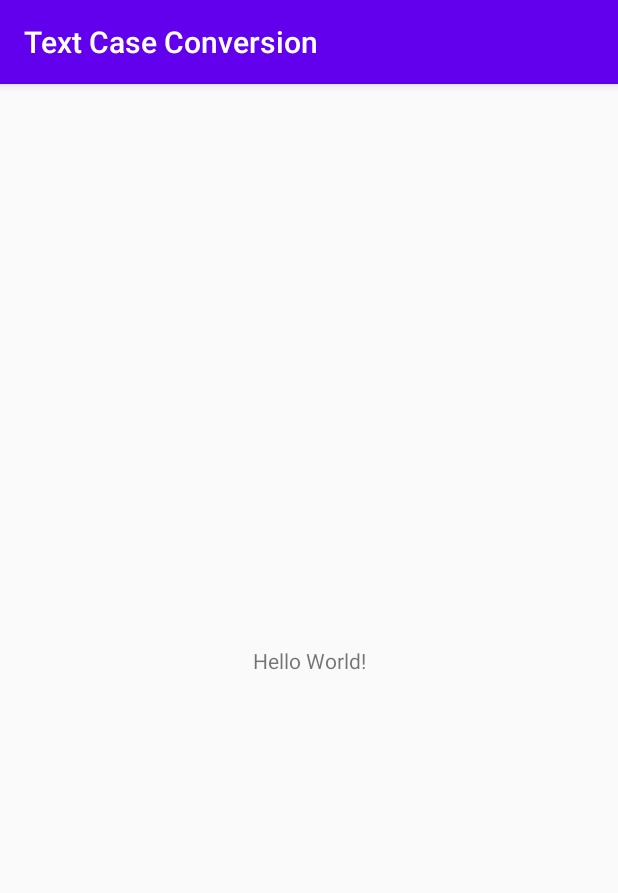
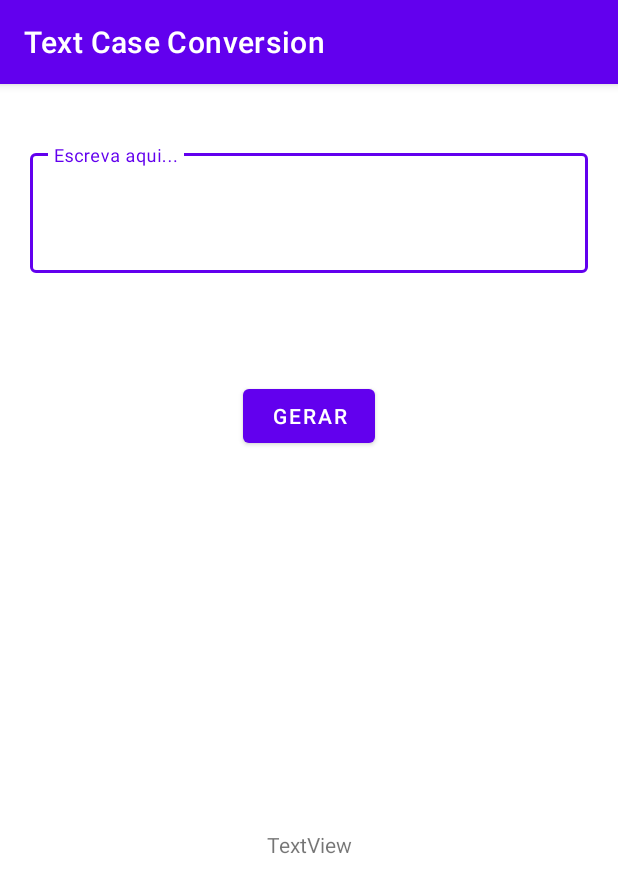
Before and after one commit to GustavoHenriqueDK/text-case-conversion, an Android app: the screen it shows after launch (MainActivity), on a phone screen of 412 x 824 dp. Shown: the top 893 px of the screen. Run offline under Robolectric (Android 15) with nearby library versions, the phone set to English and light mode, and no system bars.

Commit message:
- Material components implemented; - Lowercase and uppercase test;

```diff
--- a/app/build.gradle
+++ b/app/build.gradle
@@ -33,5 +33,6 @@ dependencies {
     testImplementation 'junit:junit:4.12'
     androidTestImplementation 'androidx.test.ext:junit:1.1.1'
     androidTestImplementation 'androidx.test.espresso:espresso-core:3.2.0'
-
+    //Material design
+    implementation 'com.google.android.material:material:1.2.0'
 }
--- a/app/src/main/java/com/example/textcaseconversion/MainActivity.kt
+++ b/app/src/main/java/com/example/textcaseconversion/MainActivity.kt
@@ -2,10 +2,28 @@ package com.example.textcaseconversion
 
 import androidx.appcompat.app.AppCompatActivity
 import android.os.Bundle
+import kotlinx.android.synthetic.main.activity_main.*
+import java.util.*
 
 class MainActivity : AppCompatActivity() {
     override fun onCreate(savedInstanceState: Bundle?) {
         super.onCreate(savedInstanceState)
         setContentView(R.layout.activity_main)
+
+        testMethod()
+    }
+
+    private fun testMethod() {
+        var counter = 1
+        buttonGenerate.setOnClickListener {
+            //Just for testing :p
+            if (counter == 2) {
+                textView.text = editTextText.text.toString().toUpperCase(Locale.ROOT)
+                counter--
+            } else {
+                textView.text = editTextText.text.toString().toLowerCase(Locale.ROOT)
+                counter++
+            }
+        }
     }
 }
--- a/app/src/main/res/layout/activity_main.xml
+++ b/app/src/main/res/layout/activity_main.xml
@@ -6,13 +6,59 @@
     android:layout_height="match_parent"
     tools:context=".MainActivity">
 
-    <TextView
+    <com.google.android.material.textfield.TextInputLayout
+        android:id="@+id/textInputLayoutText"
+        style="@style/Widget.MaterialComponents.TextInputLayout.OutlinedBox"
+        android:layout_width="match_parent"
+        android:layout_height="wrap_content"
+        android:layout_marginLeft="20dp"
+        android:layout_marginRight="20dp"
+        android:visibility="visible"
+        app:layout_constraintBottom_toBottomOf="parent"
+        app:layout_constraintEnd_toEndOf="parent"
+        app:layout_constraintStart_toStartOf="parent"
+        app:layout_constraintTop_toTopOf="parent"
+        app:layout_constraintVertical_bias="0.060000002">
+
+        <EditText
+            android:id="@+id/editTextText"
+            android:layout_width="match_parent"
+            android:layout_height="80dp"
+            android:layout_weight="1"
+            android:drawablePadding="10dp"
+            android:ems="10"
+            android:hint="Escreva aqui..."
+            android:gravity="start"
+            android:inputType="textMultiLine"
+            android:textSize="17sp"
+            app:layout_constraintBottom_toBottomOf="parent"
+            app:layout_constraintEnd_toEndOf="parent"
+            app:layout_constraintHorizontal_bias="0.0"
+            app:layout_constraintStart_toStartOf="parent"
+            app:layout_constraintTop_toTopOf="parent"
+            app:layout_constraintVertical_bias="0.357" />
+
+    </com.google.android.material.textfield.TextInputLayout>
+
+    <Button
+        android:id="@+id/buttonGenerate"
         android:layout_width="wrap_content"
         android:layout_height="wrap_content"
-        android:text="Hello World!"
+        android:text="GERAR"
         app:layout_constraintBottom_toBottomOf="parent"
-        app:layout_constraintLeft_toLeftOf="parent"
-        app:layout_constraintRight_toRightOf="parent"
-        app:layout_constraintTop_toTopOf="parent" />
+        app:layout_constraintEnd_toEndOf="parent"
+        app:layout_constraintStart_toStartOf="parent"
+        app:layout_constraintTop_toBottomOf="@+id/textInputLayoutText"
+        app:layout_constraintVertical_bias="0.120000005" />
+
+    <TextView
+        android:id="@+id/textView"
+        android:layout_width="wrap_content"
+        android:layout_height="wrap_content"
+        android:text="TextView"
+        app:layout_constraintBottom_toBottomOf="parent"
+        app:layout_constraintEnd_toEndOf="parent"
+        app:layout_constraintStart_toStartOf="parent"
+        app:layout_constraintTop_toBottomOf="@+id/buttonGenerate" />
 
 </androidx.constraintlayout.widget.ConstraintLayout>
--- a/app/src/main/res/values/styles.xml
+++ b/app/src/main/res/values/styles.xml
@@ -1,6 +1,6 @@
 <resources>
     <!-- Base application theme. -->
-    <style name="AppTheme" parent="Theme.AppCompat.Light.DarkActionBar">
+    <style name="AppTheme" parent="Theme.MaterialComponents.Light.DarkActionBar">
         <!-- Customize your theme here. -->
         <item name="colorPrimary">@color/colorPrimary</item>
         <item name="colorPrimaryDark">@color/colorPrimaryDark</item>
```
